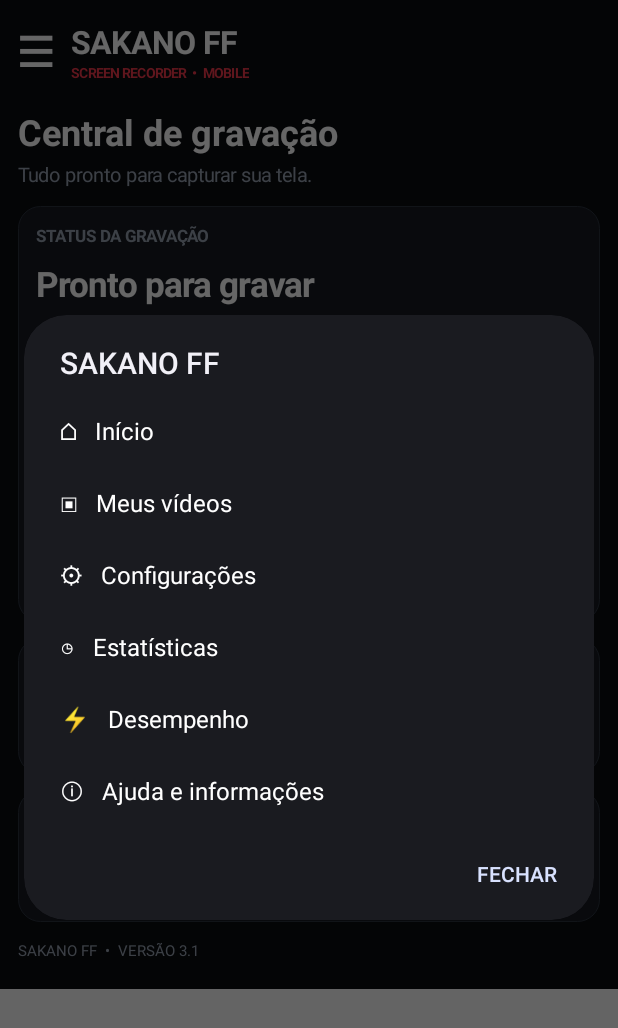
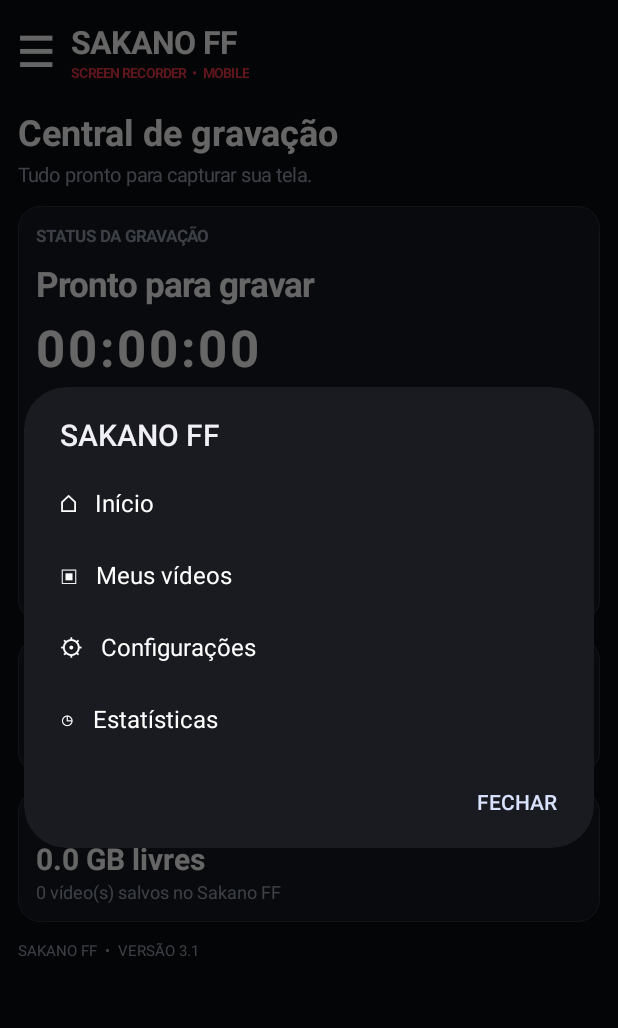
Before and after one commit to cagocagao3-hub/SakanoFF, an Android app: the screen it shows after launch (MainActivity), after a tap on an icon or button, on a phone screen of 412 x 824 dp. Shown: the top 1028 px of the screen. Run offline under Robolectric (Android 15) with nearby library versions, the phone set to English and light mode, and no system bars.

Commit message:
Sakano FF: fix dark page backgrounds and simplify menu

```diff
--- a/app/src/main/java/com/sakano/ff/MainActivity.kt
+++ b/app/src/main/java/com/sakano/ff/MainActivity.kt
@@ -117,7 +117,11 @@ class MainActivity : Activity() {
         recordButton = null
         pauseButton = null
         errorView = null
-        val scroll = ScrollView(this)
+        val scroll = ScrollView(this).apply {
+            setBackgroundColor(bg)
+            setFillViewport(true)
+            overScrollMode = android.view.View.OVER_SCROLL_NEVER
+        }
         root = LinearLayout(this).apply {
             orientation = LinearLayout.VERTICAL
             setPadding(18, 20, 18, 28)
@@ -150,9 +154,7 @@ class MainActivity : Activity() {
             "⌂   Início",
             "▣   Meus vídeos",
             "⚙   Configurações",
-            "◷   Estatísticas",
-            "⚡   Desempenho",
-            "ⓘ   Ajuda e informações"
+            "◷   Estatísticas"
         )
         AlertDialog.Builder(this, AlertDialog.THEME_DEVICE_DEFAULT_DARK)
             .setTitle("SAKANO FF")
@@ -162,8 +164,6 @@ class MainActivity : Activity() {
                     1 -> showVideos()
                     2 -> showSettings()
                     3 -> showStats()
-                    4 -> showPerformance()
-                    5 -> showAbout()
                 }
             }
             .setNegativeButton("Fechar", null)
```
